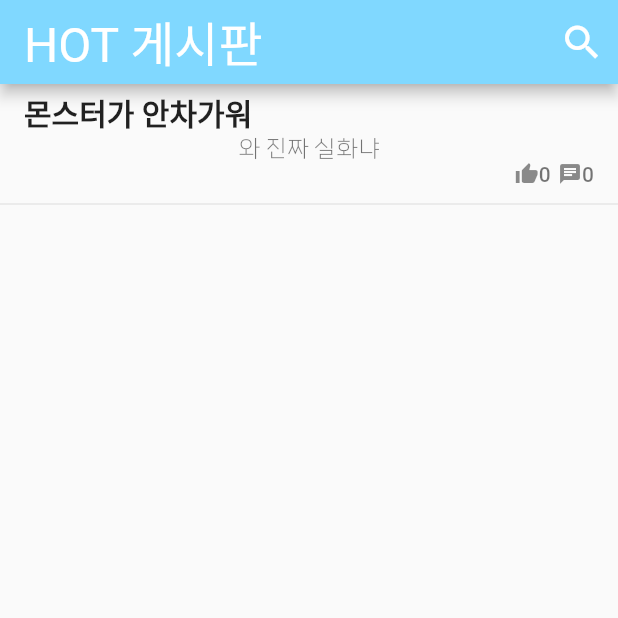
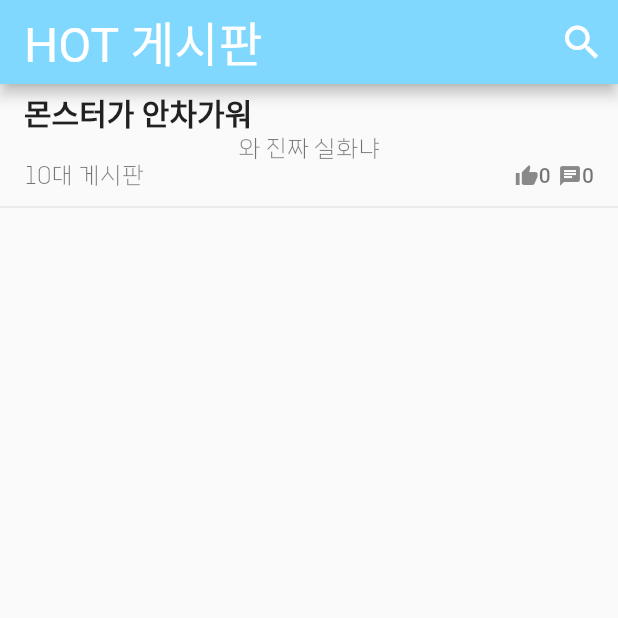
Before and after one commit to KU-Hackathon/NearConnection, a Flutter app: the screen it shows after launch, item 2 of the bottom bar chosen, on a phone screen of 412 x 824 dp, the top half of it. Run offline on Flutter 3.47's test engine with Material 2 defaults, Android fonts, the phone set to English and light mode, and no system bars; our stand-ins replace dio; missing offline and left inert: kakao_flutter_sdk; Roboto replaces fonts that are missing (Aggro, Pretendard); project files that could hold a hidden picture were left out.

Commit message:
Modeling 4.2

```diff
--- a/kwanho/lib/Screens/bodybar.dart
+++ b/kwanho/lib/Screens/bodybar.dart
@@ -3,6 +3,7 @@
 
 import 'package:flutter/material.dart';
 import 'package:kwanho/Models/post.dart';
+import 'package:kwanho/Screens/OpenPost.dart';
 import 'package:kwanho/Screens/postview.dart';
 
 import '../MyTheme.dart';
@@ -31,7 +32,7 @@ class _HotPostViewState extends State<HotPostView> {
   void initState() {
     // TODO: implement initState
     super.initState();
-    _HotPosts.add(new Post(Catogory: 'HOT', contents: "와 진짜 실화냐", title: "몬스터가 안차가워"));
+    _HotPosts.add(new Post(Catogory: '10대', contents: "와 진짜 실화냐", title: "몬스터가 안차가워"));
   }
   @override
   Widget build(BuildContext context) {
@@ -43,18 +44,24 @@ class _HotPostViewState extends State<HotPostView> {
             return Divider();
           else
             return ListTile(
+              onTap: () => Navigator.of(context).push(MaterialPageRoute(builder: (context) => OpenPost(post: _HotPosts[realIndex]),)),
               title: TextTitle1(_HotPosts[realIndex].title),
               subtitle: Column(
                 children: [
                   TEXT1(_HotPosts[realIndex].contents, 16),
                   Row(
-                    mainAxisAlignment: MainAxisAlignment.end,
+                    mainAxisAlignment: MainAxisAlignment.spaceBetween,
                     children: [
-                      Icon(Icons.thumb_up,size: 16,),
-                      Text("${_HotPosts[realIndex].likes}",style: TextStyle(fontSize: 14),),
-                      SizedBox(width: 5,),
-                      Icon(Icons.chat,size: 16),
-                      Text("${_HotPosts[realIndex].chats}",style: TextStyle(fontSize: 14)),
+                      TEXT1(_HotPosts[realIndex].Catogory+" 게시판", 16),
+                      Row(
+                        children: [
+                          Icon(Icons.thumb_up,size: 16,),
+                          Text("${_HotPosts[realIndex].likes}",style: TextStyle(fontSize: 14),),
+                          SizedBox(width: 5,),
+                          Icon(Icons.chat,size: 16),
+                          Text("${_HotPosts[realIndex].chats}",style: TextStyle(fontSize: 14)),
+                        ],
+                      ),
                     ],
                   )
                 ],
--- a/kwanho/lib/Screens/login.dart
+++ b/kwanho/lib/Screens/login.dart
@@ -30,7 +30,7 @@ class _LoginPageState extends State<LoginPage> {
             children: [
               ElevatedButton(
                   onPressed: () async{
-                    token = await _kakao.login();
+                    token  = await _kakao.login();
                     User user = await UserApi.instance.me();
                     print("${user.kakaoAccount}");
                     try{
@@ -74,6 +74,7 @@ class Kakao {
     }
   }
   Future<OAuthToken?> login() async {
+
     if (await isKakaoTalkInstalled()) {
       print("remove");
       try {
```
